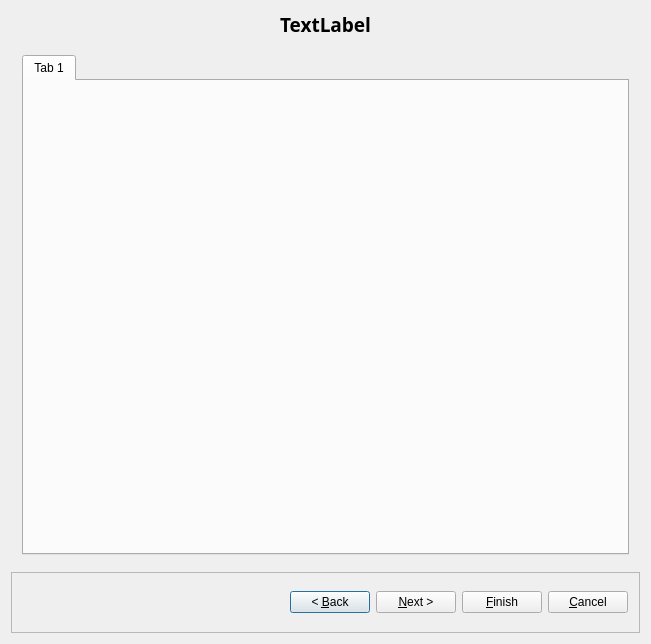
Old version of the form src/gui/newclusterdialog_q.ui in the repository fwbuilder/fwbuilder.
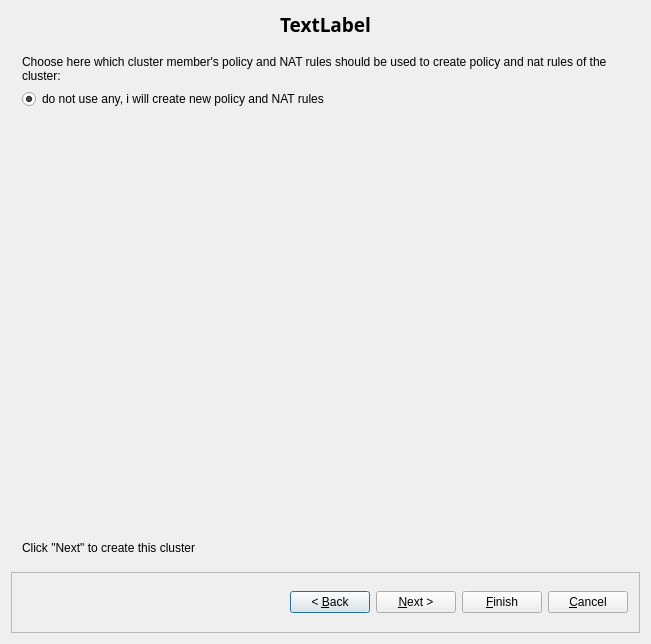
New version of the form. Icons and pictures are not drawn. Custom widgets are drawn as their Qt base class.

Commit message: First four pages of cluster creation dialog are almost done

```diff
--- a/src/gui/newclusterdialog_q.ui
+++ b/src/gui/newclusterdialog_q.ui
@@ -122,7 +122,7 @@
       </size>
      </property>
      <property name="currentIndex">
-      <number>1</number>
+      <number>3</number>
      </property>
      <widget class="QWidget" name="page_1">
       <layout class="QVBoxLayout" name="verticalLayout">
@@ -208,8 +208,70 @@
        </item>
       </layout>
      </widget>
-     <widget class="QWidget" name="page_3"/>
-     <widget class="QWidget" name="page_6"/>
+     <widget class="QWidget" name="page_3">
+      <layout class="QVBoxLayout" name="verticalLayout_2">
+       <item>
+        <widget class="InterfacesTabWidget" name="interfaceEditor">
+         <property name="currentIndex">
+          <number>0</number>
+         </property>
+         <widget class="QWidget" name="tab_2">
+          <attribute name="title">
+           <string>Tab 1</string>
+          </attribute>
+         </widget>
+        </widget>
+       </item>
+      </layout>
+     </widget>
+     <widget class="QWidget" name="page_4">
+      <layout class="QVBoxLayout" name="verticalLayout_4">
+       <item>
+        <widget class="QLabel" name="label_10">
+         <property name="text">
+          <string>Choose here which cluster member's policy and NAT rules should be used to create policy and nat rules of the cluster:</string>
+         </property>
+         <property name="wordWrap">
+          <bool>true</bool>
+         </property>
+        </widget>
+       </item>
+       <item>
+        <layout class="QVBoxLayout" name="policyLayout">
+         <item>
+          <widget class="QRadioButton" name="noPolicy">
+           <property name="text">
+            <string>do not use any, i will create new policy and NAT rules</string>
+           </property>
+           <property name="checked">
+            <bool>true</bool>
+           </property>
+          </widget>
+         </item>
+        </layout>
+       </item>
+       <item>
+        <spacer name="verticalSpacer">
+         <property name="orientation">
+          <enum>Qt::Vertical</enum>
+         </property>
+         <property name="sizeHint" stdset="0">
+          <size>
+           <width>20</width>
+           <height>40</height>
+          </size>
+         </property>
+        </spacer>
+       </item>
+       <item>
+        <widget class="QLabel" name="label_11">
+         <property name="text">
+          <string>Click &quot;Next&quot; to create this cluster</string>
+         </property>
+        </widget>
+       </item>
+      </layout>
+     </widget>
      <widget class="QWidget" name="page_5"/>
      <widget class="QWidget" name="page1">
       <layout class="QGridLayout">
@@ -993,6 +1055,12 @@
  </widget>
  <layoutdefault spacing="6" margin="11"/>
  <customwidgets>
+  <customwidget>
+   <class>InterfacesTabWidget</class>
+   <extends>QTabWidget</extends>
+   <header>InterfacesTabWidget.h</header>
+   <container>1</container>
+  </customwidget>
   <customwidget>
    <class>FirewallSelectorWidget</class>
    <extends>QTableWidget</extends>
```
The commit also changes 13 other files.
